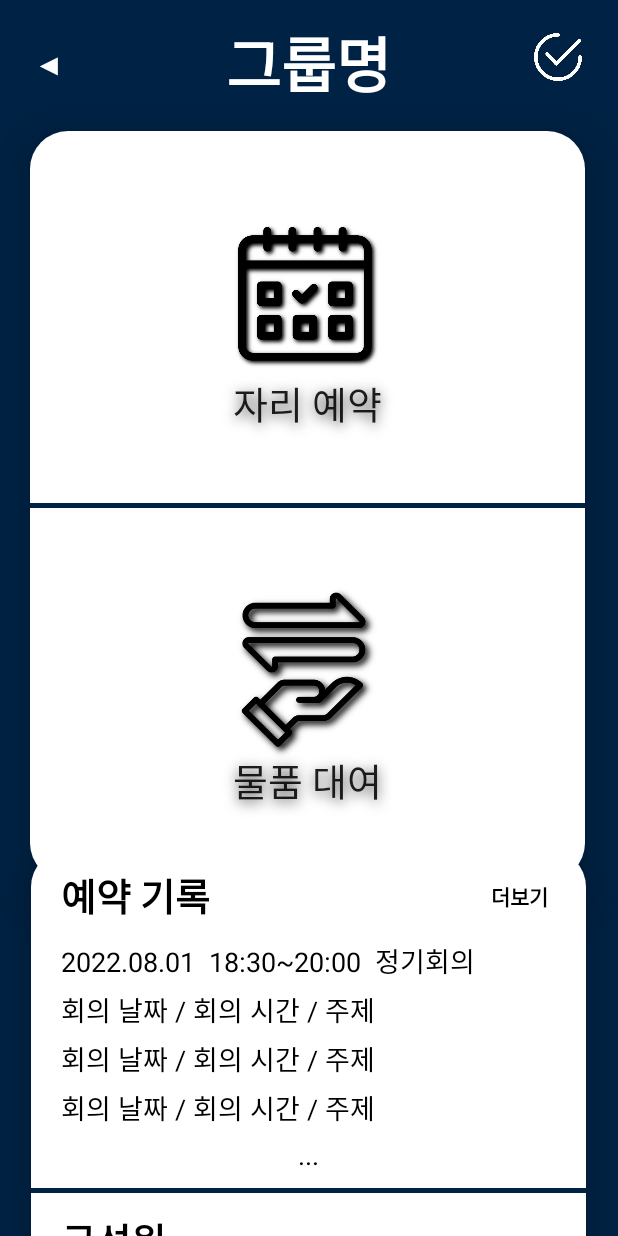
After one commit to kimyeonhong00/dorazy, an Android app: the layout in_group.xml on its own in the app's theme, with its tools: preview values and no code run, on a phone screen of 412 x 824 dp. The commit adds this screen. Run offline under Robolectric (Android 15) with nearby library versions, the phone set to English and light mode, and no system bars.

Commit message:
2022_08_08_01

```diff
--- a/app/build.gradle
+++ b/app/build.gradle
@@ -2,7 +2,6 @@ plugins {
     id 'com.android.application'
     id 'kotlin-android'
     id 'kotlin-parcelize'
-    id 'kotlin-android-extensions'
 }
 
 apply plugin: 'com.google.gms.google-services'
@@ -65,7 +64,7 @@ dependencies {
     implementation 'com.google.firebase:firebase-database-ktx:20.0.5'
     implementation 'com.shobhitpuri.custombuttons:google-signin:1.1.0'
     implementation 'androidx.gridlayout:gridlayout:1.0.0'
-    implementation 'com.android.support.constraint:constraint-layout:2.0.4
+    implementation 'com.android.support.constraint:constraint-layout:2.0.4'
     implementation 'com.github.bumptech.glide:glide:4.13.0'
     annotationProcessor 'com.github.bumptech.glide:compiler:4.13.0'
 }
--- a/app/src/main/java/com/example/dorazy/CreateProfileActivity.kt
+++ b/app/src/main/java/com/example/dorazy/CreateProfileActivity.kt
@@ -31,6 +31,7 @@ class CreateProfileActivity :AppCompatActivity() {
                 val newData = hashMapOf(
                     "name" to binding.nameInput2.text.toString(),
                     "major" to majorArray[binding.majorSpinner2.selectedItemPosition],
+                    "user_id" to auth!!.currentUser!!.email.toString(),
                     "root" to 0,
                     "studyTime" to 0
                 )
--- a/app/src/main/java/com/example/dorazy/LoginActivity.kt
+++ b/app/src/main/java/com/example/dorazy/LoginActivity.kt
@@ -3,25 +3,25 @@ package com.example.dorazy
 import android.content.Intent
 import android.os.Bundle
 import android.widget.Toast
-import androidx.appcompat.app.AppCompatActivity
-import com.google.firebase.auth.FirebaseAuth
-import com.google.firebase.auth.ktx.auth
-import com.google.firebase.ktx.Firebase
-import com.example.dorazy.databinding.LoginBinding
-import com.google.firebase.auth.FirebaseUser
 import androidx.activity.result.ActivityResultLauncher
 import androidx.activity.result.contract.ActivityResultContracts
+import androidx.appcompat.app.AppCompatActivity
+import com.example.dorazy.databinding.LoginBinding
 import com.google.android.gms.auth.api.signin.GoogleSignIn
 import com.google.android.gms.auth.api.signin.GoogleSignInAccount
 import com.google.android.gms.auth.api.signin.GoogleSignInOptions
 import com.google.android.gms.common.api.ApiException
 import com.google.firebase.auth.AuthCredential
+import com.google.firebase.auth.FirebaseAuth
+import com.google.firebase.auth.FirebaseUser
 import com.google.firebase.auth.GoogleAuthProvider
+import com.google.firebase.auth.ktx.auth
 import com.google.firebase.firestore.FirebaseFirestore
+import com.google.firebase.ktx.Firebase
 import kotlinx.coroutines.CoroutineScope
 import kotlinx.coroutines.Dispatchers
 import kotlinx.coroutines.launch
-import kotlin.concurrent.thread
+
 
 class LoginActivity:AppCompatActivity() {
     private lateinit var binding: LoginBinding
@@ -36,13 +36,15 @@ class LoginActivity:AppCompatActivity() {
         binding = LoginBinding.inflate(layoutInflater)
         setContentView(binding.root)
         auth = Firebase.auth
+        firebaseAuth = FirebaseAuth.getInstance()
 
-        firebaseAuth = FirebaseAuth.getInstance()
+
         launcher = registerForActivityResult(
             ActivityResultContracts.StartActivityForResult()
         ) { result ->
             if (result.resultCode == RESULT_OK) {
                 val task = GoogleSignIn.getSignedInAccountFromIntent(result.data)
+
                 try {
                     task.getResult(ApiException::class.java)?.let { account ->
                         tokenId = account.idToken
@@ -55,9 +57,10 @@ class LoginActivity:AppCompatActivity() {
                                         baseContext, "로그인에 성공 하였습니다.",
                                         Toast.LENGTH_SHORT
                                     ).show()
-                                    if (isPrflOk()) {
+                                    db.collection("User").document(auth!!.uid.toString()).get().addOnSuccessListener {
+                                        if (it.exists()){
                                             moveMainPage(account)
-                                    } else {
+                                        }else{
                                             startActivity(
                                                 Intent(
                                                     this,
@@ -68,12 +71,14 @@ class LoginActivity:AppCompatActivity() {
                                         }
                                     }
                                 }
+                        }
                     } ?: throw Exception()
                 } catch (e: Exception) {
                     e.printStackTrace()
                 }
             }
         }
+
 
         binding.run {
             googleButton.setOnClickListener {
@@ -143,13 +148,15 @@ class LoginActivity:AppCompatActivity() {
     }
 
     private fun createDatabase() {
-        db.collection("temp").document(binding.emailinput.text.toString()).get().addOnSuccessListener {
-            if (it["name"]==null){
+        db.collection("temp").document(binding.emailinput.text.toString()).get()
+            .addOnSuccessListener {
+                if (it["name"] == null) {
                     return@addOnSuccessListener
                 }
                 val newData = hashMapOf(
                     "name" to it["name"],
                     "major" to it["major"],
+                    "user_id" to binding.emailinput.text.toString(),
                     "root" to 0,
                     "studyTime" to 0
                 )
@@ -157,8 +164,4 @@ class LoginActivity:AppCompatActivity() {
                 db.collection("temp").document(binding.emailinput.text.toString()).delete()
             }
     }
-
-    private fun isPrflOk():Boolean {
-        return !db.collection("User").document(auth!!.uid.toString()).get().isSuccessful
 }
-}
--- a/app/src/main/java/com/example/dorazy/MainActivity.kt
+++ b/app/src/main/java/com/example/dorazy/MainActivity.kt
@@ -21,6 +21,5 @@ class MainActivity : AppCompatActivity() {
         binding.rankingbutton.setOnClickListener {
             startActivity(Intent(this, PersonalRankingActivity::class.java))
         }
-
     }
 }
--- /dev/null
+++ b/app/src/main/res/drawable/booking_resize.xml
@@ -0,0 +1,6 @@
+<?xml version="1.0" encoding="utf-8"?>
+<layer-list xmlns:android="http://schemas.android.com/apk/res/android">
+    <item android:drawable="@drawable/booking_shadow"
+        android:height="100dp"
+        android:width="100dp"/>
+</layer-list>
--- /dev/null
+++ b/app/src/main/res/drawable/borrowing_resize.xml
@@ -0,0 +1,6 @@
+<?xml version="1.0" encoding="utf-8"?>
+<layer-list xmlns:android="http://schemas.android.com/apk/res/android">
+    <item android:drawable="@drawable/borrowing_shadow"
+        android:height="120dp"
+        android:width="100dp" />
+</layer-list>
--- /dev/null
+++ b/app/src/main/res/drawable/group_button_drawable.xml
@@ -0,0 +1,6 @@
+<?xml version="1.0" encoding="utf-8"?>
+<shape xmlns:android="http://schemas.android.com/apk/res/android"
+    android:shape="rectangle">
+    <solid android:color="@color/white"/>
+    <corners android:radius="25dp"/>
+</shape>
--- /dev/null
+++ b/app/src/main/res/layout/in_group.xml
@@ -0,0 +1,276 @@
+<?xml version="1.0" encoding="utf-8"?>
+<androidx.constraintlayout.widget.ConstraintLayout xmlns:android="http://schemas.android.com/apk/res/android"
+    xmlns:app="http://schemas.android.com/apk/res-auto"
+    xmlns:tools="http://schemas.android.com/tools"
+    android:layout_width="match_parent"
+    android:layout_height="match_parent"
+    android:background="@drawable/dorazy_main_blue_color">
+
+    <TextView
+        android:id="@+id/textView4"
+        android:layout_width="wrap_content"
+        android:layout_height="wrap_content"
+        android:layout_marginTop="12dp"
+        android:fontFamily="@font/aritaburihairline"
+        android:text="@string/group_name"
+        android:textColor="@color/white"
+        android:textSize="40sp"
+        android:textStyle="bold"
+        app:layout_constraintEnd_toEndOf="parent"
+        app:layout_constraintHorizontal_bias="0.498"
+        app:layout_constraintStart_toStartOf="parent"
+        app:layout_constraintTop_toTopOf="parent" />
+
+    <TextView
+        android:id="@+id/textView5"
+        android:layout_width="wrap_content"
+        android:layout_height="wrap_content"
+        android:padding="15dp"
+        android:text="◀"
+        android:textColor="@color/white"
+        android:textSize="20sp"
+        app:layout_constraintBottom_toBottomOf="@+id/textView4"
+        app:layout_constraintEnd_toStartOf="@+id/textView4"
+        app:layout_constraintHorizontal_bias="0.07"
+        app:layout_constraintStart_toStartOf="parent"
+        app:layout_constraintTop_toTopOf="@+id/textView4"
+        app:layout_constraintVertical_bias="0.642"
+        tools:ignore="HardcodedText" />
+
+    <android.widget.Button
+        android:id="@+id/imageButton3"
+        android:layout_width="32dp"
+        android:layout_height="32dp"
+        android:layout_marginEnd="24dp"
+        android:background="@drawable/checked2"
+        android:scaleType="fitCenter"
+        app:layout_constraintBottom_toBottomOf="@+id/textView4"
+        app:layout_constraintEnd_toEndOf="parent"
+        app:layout_constraintHorizontal_bias="1.0"
+        app:layout_constraintStart_toEndOf="@+id/textView4"
+        app:layout_constraintTop_toTopOf="@+id/textView4"
+        app:layout_constraintVertical_bias="0.363" />
+
+    <LinearLayout
+        android:id="@+id/linearLayout3"
+        android:layout_width="370dp"
+        android:layout_height="500dp"
+        android:layout_marginTop="15dp"
+        android:background="@drawable/group_button_drawable"
+        android:orientation="vertical"
+        android:elevation="20dp"
+        android:clipToPadding="false"
+        app:layout_constraintEnd_toEndOf="parent"
+        app:layout_constraintHorizontal_bias="0.484"
+        app:layout_constraintStart_toStartOf="parent"
+        app:layout_constraintTop_toBottomOf="@+id/textView4">
+
+        <android.widget.Button
+            android:id="@+id/imageButton"
+            android:layout_width="match_parent"
+            android:layout_height="0dp"
+            android:layout_weight="1"
+            android:drawableTop="@drawable/booking_resize"
+            android:drawablePadding="-45dp"
+            android:paddingTop="60dp"
+            android:text="@string/sit_reservation"
+            android:shadowDy="3"
+            android:shadowRadius="10"
+            android:shadowColor="#404040"
+            android:textSize="25sp"
+            android:background="#00000000"
+            style="@style/Widget.AppCompat.Button.Borderless"/>
+
+        <View
+            android:id="@+id/view1"
+            android:layout_width="match_parent"
+            android:layout_height="3dp"
+            android:layout_gravity="center_vertical"
+            android:background="@color/main_theme" />
+
+        <android.widget.Button
+            android:id="@+id/imageButton2"
+            android:layout_width="match_parent"
+            android:layout_height="0dp"
+            android:layout_weight="1"
+            android:background="#00000000"
+            android:drawableTop="@drawable/borrowing_resize"
+            android:drawablePadding="-55dp"
+            android:paddingTop="50dp"
+            android:shadowColor="#404040"
+            android:shadowDy="3"
+            android:shadowRadius="10"
+            android:text="@string/rent"
+            android:textSize="25sp"/>
+
+    </LinearLayout>
+
+    <LinearLayout
+        android:layout_width="370dp"
+        android:layout_height="300dp"
+        android:layout_marginTop="20dp"
+        android:background="@drawable/main_white_drawable"
+        android:orientation="vertical"
+        android:elevation="20dp"
+        app:layout_constraintBottom_toBottomOf="parent"
+        app:layout_constraintEnd_toEndOf="parent"
+        app:layout_constraintHorizontal_bias="0.489"
+        app:layout_constraintStart_toStartOf="parent"
+        app:layout_constraintTop_toBottomOf="@+id/linearLayout3">
+
+        <LinearLayout
+            android:layout_width="match_parent"
+            android:layout_height="wrap_content"
+            android:orientation="horizontal">
+
+            <TextView
+                android:id="@+id/reservationHistoryText"
+                android:layout_width="wrap_content"
+                android:layout_height="wrap_content"
+                android:layout_marginStart="20dp"
+                android:layout_marginTop="11dp"
+                android:text="예약 기록                           "
+                android:textColor="#000000"
+                android:textSize="25sp"
+                android:textStyle="bold"
+                tools:ignore="HardcodedText" />
+
+            <android.widget.Button
+                android:id="@+id/button"
+                android:layout_width="wrap_content"
+                android:layout_height="wrap_content"
+                android:layout_marginTop="7dp"
+                android:background="#00000000"
+                android:text="@string/more"
+                android:textColor="@color/black"
+                android:textStyle="bold" />
+
+        </LinearLayout>
+
+        <TextView
+            android:id="@+id/history1"
+            android:layout_width="wrap_content"
+            android:layout_height="wrap_content"
+            android:layout_marginStart="20dp"
+            android:layout_marginTop="5dp"
+            android:text="2022.08.01  18:30~20:00  정기회의"
+            android:textColor="@color/black"
+            android:textSize="18sp"
+            tools:ignore="HardcodedText" />
+
+        <TextView
+            android:id="@+id/history2"
+            android:layout_width="wrap_content"
+            android:layout_height="wrap_content"
+            android:layout_marginStart="20dp"
+            android:layout_marginTop="5dp"
+            android:text="회의 날짜 / 회의 시간 / 주제"
+            android:textColor="@color/black"
+            android:textSize="18sp"
+            tools:ignore="HardcodedText" />
+
+        <TextView
+            android:id="@+id/history3"
+            android:layout_width="wrap_content"
+            android:layout_height="wrap_content"
+            android:layout_marginStart="20dp"
+            android:layout_marginTop="5dp"
+            android:text="회의 날짜 / 회의 시간 / 주제"
+            android:textColor="@color/black"
+            android:textSize="18sp"
+            tools:ignore="HardcodedText" />
+
+        <TextView
+            android:id="@+id/history4"
+            android:layout_width="wrap_content"
+            android:layout_height="wrap_content"
+            android:layout_marginStart="20dp"
+            android:layout_marginTop="5dp"
+            android:text="회의 날짜 / 회의 시간 / 주제"
+            android:textColor="@color/black"
+            android:textSize="18sp"
+            tools:ignore="HardcodedText" />
+
+        <TextView
+            android:id="@+id/textView22"
+            android:layout_width="match_parent"
+            android:layout_height="wrap_content"
+            android:layout_marginTop="5dp"
+            android:layout_marginBottom="10dp"
+            android:text="..."
+            android:textAlignment="center"
+            android:textColor="@color/black"
+            android:textSize="18sp"
+            tools:ignore="HardcodedText" />
+
+        <View
+            android:id="@+id/view2"
+            android:layout_width="match_parent"
+            android:layout_height="3dp"
+            android:layout_gravity="center_vertical"
+            android:background="@color/main_theme" />
+
+        <TextView
+            android:id="@+id/members"
+            android:layout_width="wrap_content"
+            android:layout_height="wrap_content"
+            android:layout_marginStart="20dp"
+            android:layout_marginTop="12dp"
+            android:layout_marginBottom="10dp"
+            android:text="@string/members"
+            android:textColor="#000000"
+            android:textSize="25sp"
+            android:textStyle="bold" />
+
+        <HorizontalScrollView
+            android:layout_width="match_parent"
+            android:layout_height="match_parent">
+
+            <LinearLayout
+                android:layout_width="wrap_content"
+                android:layout_height="match_parent"
+                android:orientation="horizontal">
+
+                <TextView
+                    android:id="@+id/member1"
+                    android:layout_width="match_parent"
+                    android:layout_height="wrap_content"
+                    android:layout_marginStart="20dp"
+                    android:text="구성원1"
+                    android:textColor="@color/black"
+                    android:textSize="18sp"
+                    tools:ignore="HardcodedText" />
+
+                <TextView
+                    android:id="@+id/member2"
+                    android:layout_width="match_parent"
+                    android:layout_height="wrap_content"
+                    android:layout_marginStart="20dp"
+                    android:text="구성원2"
+                    android:textColor="@color/black"
+                    android:textSize="18sp"
+                    tools:ignore="HardcodedText" />
+
+                <TextView
+                    android:id="@+id/member3"
+                    android:layout_width="match_parent"
+                    android:layout_height="wrap_content"
+                    android:layout_marginStart="20dp"
+                    android:text="구성원3"
+                    android:textColor="@color/black"
+                    android:textSize="18sp"
+                    tools:ignore="HardcodedText" />
+
+                <TextView
+                    android:id="@+id/member4"
+                    android:layout_width="match_parent"
+                    android:layout_height="wrap_content"
+                    android:layout_marginStart="20dp"
+                    android:text="구성원4"
+                    android:textColor="@color/black"
+                    android:textSize="18sp"
+                    tools:ignore="HardcodedText" />
+            </LinearLayout>
+        </HorizontalScrollView>
+    </LinearLayout>
+</androidx.constraintlayout.widget.ConstraintLayout>
--- a/app/src/main/res/layout/personal_ranking.xml
+++ b/app/src/main/res/layout/personal_ranking.xml
@@ -83,12 +83,13 @@
             android:id="@+id/textView17"
             android:layout_width="match_parent"
             android:layout_height="wrap_content"
-            android:paddingLeft="10dp"
+            android:paddingStart="10dp"
             android:layout_marginBottom="3dp"
             android:text="@string/my_ranking"
             android:fontFamily="@font/aritaburilight"
             android:textColor="#000000"
-            android:textSize="20sp" />
+            android:textSize="20sp"
+            tools:ignore="RtlSymmetry" />
 
         <LinearLayout
             android:layout_width="match_parent"
--- a/app/src/main/res/values/colors.xml
+++ b/app/src/main/res/values/colors.xml
@@ -9,4 +9,6 @@
     <color name="black">#FF000000</color>
     <color name="white">#FFFFFFFF</color>
     <color name="colorPrimaryDark">#00000000</color>
+    <color name="gray">#808080</color>
+    <color name="text_gray">#404040</color>
 </resources>
--- a/app/src/main/res/values/strings.xml
+++ b/app/src/main/res/values/strings.xml
@@ -27,4 +27,9 @@
     <string name="log_in">로그인</string>
     <string name="set_profile">프로필 설정</string>
     <string name="start">시작하기</string>
+    <string name="group_name">그룹명</string>
+    <string name="sit_reservation">자리 예약</string>
+    <string name="rent">물품 대여</string>
+    <string name="more">더보기</string>
+    <string name="members">구성원</string>
 </resources>
```
Also changed, not shown: app/src/main/res/drawable/booking.png (added), app/src/main/res/drawable/booking_shadow.png (added), app/src/main/res/drawable/borrowing.png (added), app/src/main/res/drawable/borrowing_shadow.png (added), app/src/main/res/drawable/checked.png (added), app/src/main/res/drawable/checked2.png (added), 1 other file. Lines whose indentation alone changed are shown as unchanged.
